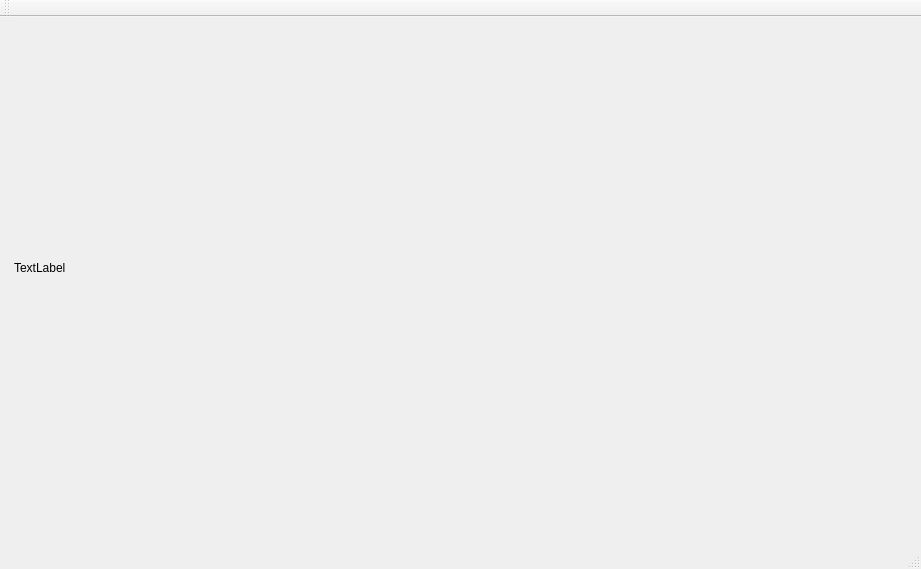
Above: mainwindow.ui from SachaGR/ProjetCouleur_Tatakai before the change. Below: the same form after it.
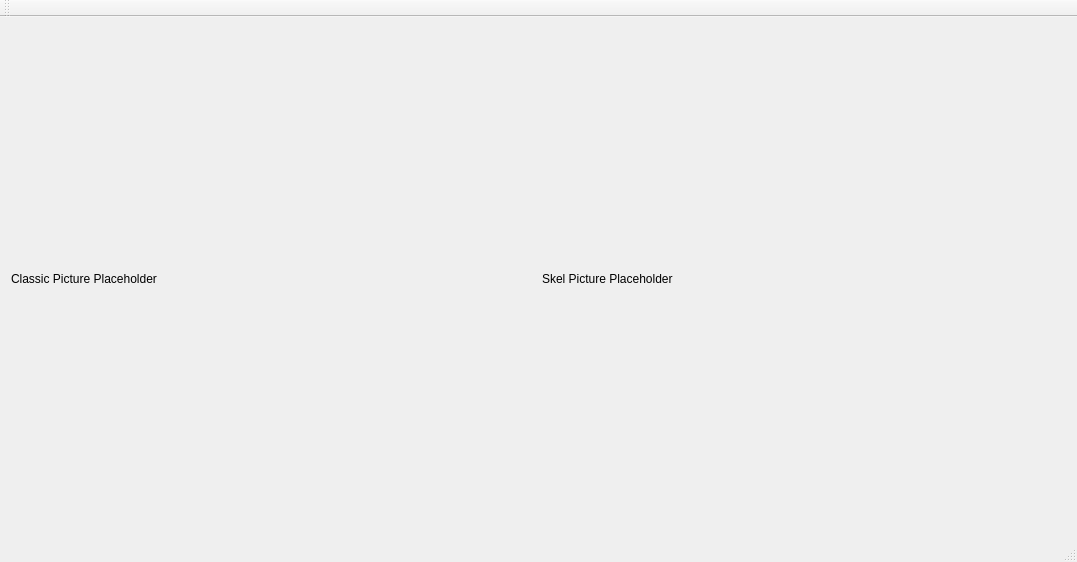
That is the form after the change.

Patch:
```diff
--- a/mainwindow.ui
+++ b/mainwindow.ui
@@ -6,27 +6,30 @@
    <rect>
     <x>0</x>
     <y>0</y>
-    <width>921</width>
-    <height>569</height>
+    <width>1077</width>
+    <height>562</height>
    </rect>
   </property>
   <property name="windowTitle">
    <string>MainWindow</string>
   </property>
   <widget class="QWidget" name="centralWidget">
-   <widget class="QLabel" name="label">
-    <property name="geometry">
-     <rect>
-      <x>14</x>
-      <y>5</y>
-      <width>881</width>
-      <height>491</height>
-     </rect>
-    </property>
+   <layout class="QHBoxLayout" name="horizontalLayout">
+    <item>
+     <widget class="QLabel" name="classicPicLabel">
+      <property name="text">
+       <string>Classic Picture Placeholder</string>
+      </property>
+     </widget>
+    </item>
+    <item>
+     <widget class="QLabel" name="skelPicLabel">
     <property name="text">
-     <string>TextLabel</string>
-    </property>
-   </widget>
+       <string>Skel Picture Placeholder</string>
+      </property>
+     </widget>
+    </item>
+   </layout>
   </widget>
   <widget class="QMenuBar" name="menuBar">
    <property name="geometry">
```
Left out of the diff: 2 changed lines with no effect on the pictures. Lines whose indentation alone changed are shown as unchanged.
